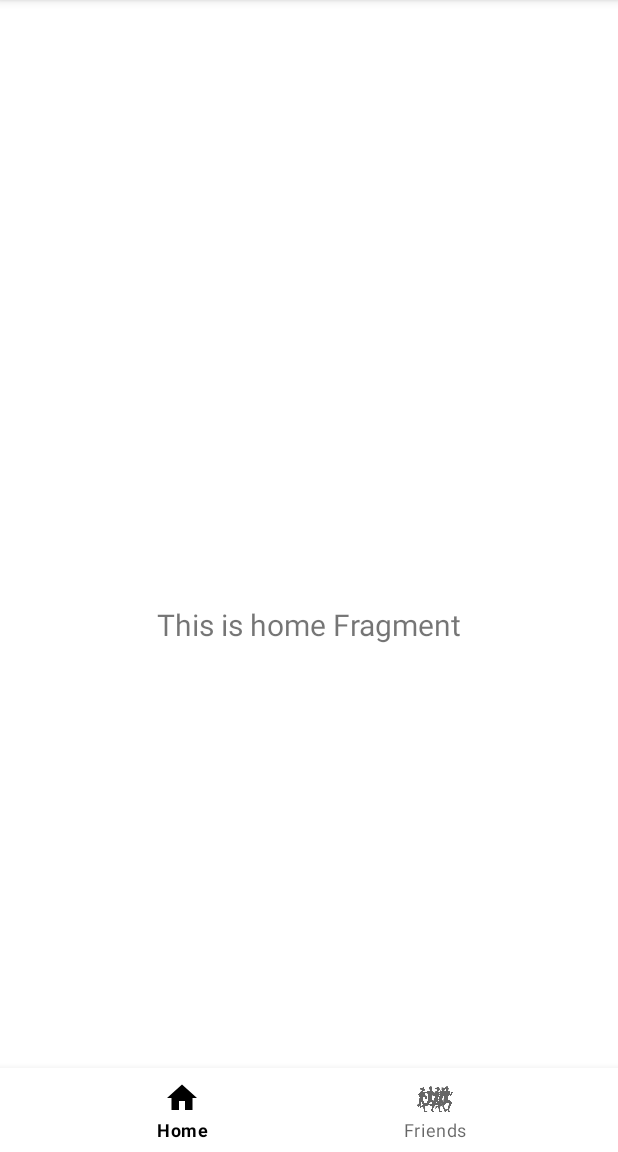
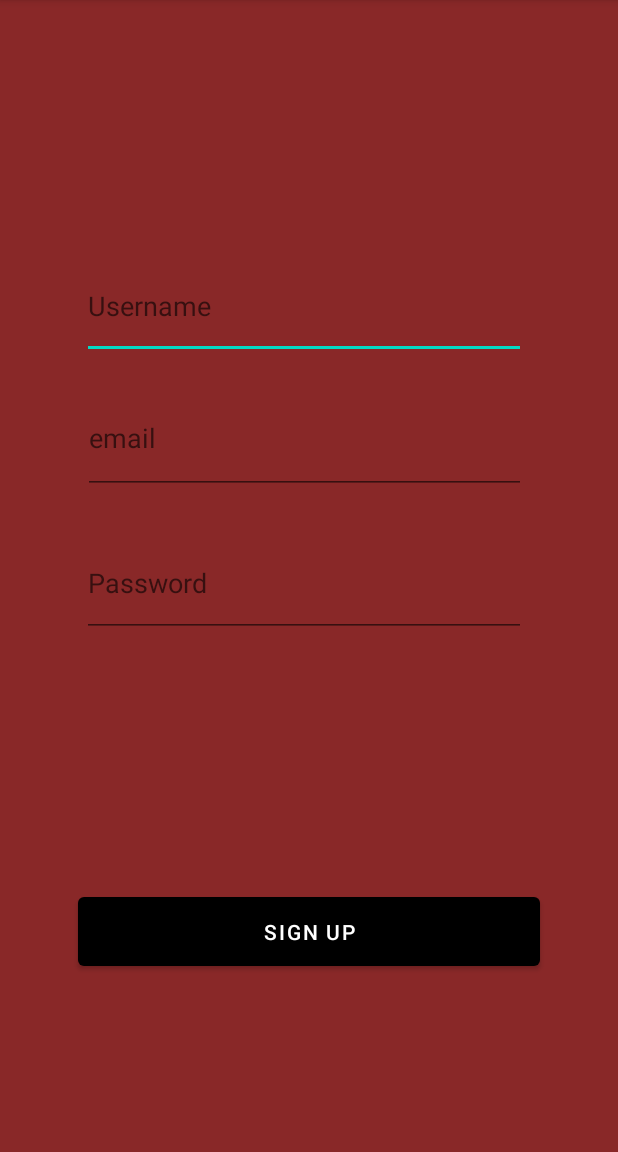
Before and after one commit to lanamatic/android-project, an Android app: the screen it shows after launch (MainActivity before the commit, SigupActavity after it), on a phone screen of 412 x 824 dp, the part 84-1236 px from its top. Run offline under Robolectric (Android 15) with nearby library versions, the phone set to English and light mode, and no system bars; Roboto replaces fonts that are not available here.

Commit message:
sign up activity

```diff
--- a/app/build.gradle.kts
+++ b/app/build.gradle.kts
@@ -48,6 +48,7 @@ dependencies {
     implementation(libs.androidx.lifecycle.viewmodel.ktx)
     implementation(libs.androidx.navigation.fragment.ktx)
     implementation(libs.androidx.navigation.ui.ktx)
+    implementation(libs.androidx.activity)
     testImplementation(libs.junit)
     androidTestImplementation(libs.androidx.junit)
     androidTestImplementation(libs.androidx.espresso.core)
--- /dev/null
+++ b/app/src/main/java/com/example/myapplicationprojekat/SigupActavity.kt
@@ -0,0 +1,20 @@
+package com.example.myapplicationprojekat
+
+import android.os.Bundle
+import androidx.activity.enableEdgeToEdge
+import androidx.appcompat.app.AppCompatActivity
+import androidx.core.view.ViewCompat
+import androidx.core.view.WindowInsetsCompat
+
+class SigupActavity : AppCompatActivity() {
+    override fun onCreate(savedInstanceState: Bundle?) {
+        super.onCreate(savedInstanceState)
+        enableEdgeToEdge()
+        setContentView(R.layout.activity_signup)
+        ViewCompat.setOnApplyWindowInsetsListener(findViewById(R.id.signup_fragment)) { v, insets ->
+            val systemBars = insets.getInsets(WindowInsetsCompat.Type.systemBars())
+            v.setPadding(systemBars.left, systemBars.top, systemBars.right, systemBars.bottom)
+            insets
+        }
+    }
+}
--- a/app/src/main/res/layout/activity_signup.xml
+++ b/app/src/main/res/layout/activity_signup.xml
@@ -2,7 +2,7 @@
 <androidx.constraintlayout.widget.ConstraintLayout xmlns:android="http://schemas.android.com/apk/res/android"
     xmlns:app="http://schemas.android.com/apk/res-auto"
     xmlns:tools="http://schemas.android.com/tools"
-    android:id="@+id/fragment"
+    android:id="@+id/signup_fragment"
     android:layout_width="match_parent"
     android:layout_height="match_parent"
     android:background="@color/black"
@@ -26,18 +26,18 @@
 
     <EditText
         android:id="@+id/editTextText"
-        android:layout_width="300dp"
-        android:layout_height="80dp"
-        android:layout_marginStart="51dp"
+        android:layout_width="296dp"
+        android:layout_height="70dp"
+        android:layout_marginStart="50dp"
         android:layout_marginTop="169dp"
-        android:layout_marginEnd="151dp"
+        android:layout_marginEnd="58dp"
         android:layout_marginBottom="363dp"
         android:ems="10"
         android:hint="Username"
         android:inputType="text"
         app:layout_constraintBottom_toTopOf="@+id/button2"
         app:layout_constraintEnd_toEndOf="parent"
-        app:layout_constraintHorizontal_bias="0.0"
+        app:layout_constraintHorizontal_bias="0.571"
         app:layout_constraintStart_toStartOf="parent"
         app:layout_constraintTop_toTopOf="parent"
         app:layout_constraintVertical_bias="0.0" />
@@ -46,9 +46,9 @@
         android:id="@+id/editTextTextEmailAddress"
         android:layout_width="295dp"
         android:layout_height="74dp"
-        android:layout_marginStart="53dp"
+        android:layout_marginStart="51dp"
         android:layout_marginTop="28dp"
-        android:layout_marginEnd="59dp"
+        android:layout_marginEnd="58dp"
         android:layout_marginBottom="275dp"
         android:ems="10"
         android:hint="email"
@@ -62,9 +62,15 @@
         android:id="@+id/editTextTextPassword"
         android:layout_width="296dp"
         android:layout_height="71dp"
+        android:layout_marginStart="51dp"
+        android:layout_marginTop="18dp"
+        android:layout_marginEnd="58dp"
+        android:layout_marginBottom="161dp"
         android:ems="10"
         android:hint="Password"
         android:inputType="textPassword"
-        tools:layout_editor_absoluteX="57dp"
-        tools:layout_editor_absoluteY="398dp" />
+        app:layout_constraintBottom_toTopOf="@+id/button2"
+        app:layout_constraintEnd_toEndOf="parent"
+        app:layout_constraintStart_toStartOf="parent"
+        app:layout_constraintTop_toBottomOf="@+id/editTextTextEmailAddress" />
 </androidx.constraintlayout.widget.ConstraintLayout>
--- a/gradle/libs.versions.toml
+++ b/gradle/libs.versions.toml
@@ -12,6 +12,7 @@ lifecycleLivedataKtx = "2.6.1"
 lifecycleViewmodelKtx = "2.6.1"
 navigationFragmentKtx = "2.6.0"
 navigationUiKtx = "2.6.0"
+activity = "1.8.0"
 
 [libraries]
 androidx-core-ktx = { group = "androidx.core", name = "core-ktx", version.ref = "coreKtx" }
@@ -25,6 +26,7 @@ androidx-lifecycle-livedata-ktx = { group = "androidx.lifecycle", name = "lifecy
 androidx-lifecycle-viewmodel-ktx = { group = "androidx.lifecycle", name = "lifecycle-viewmodel-ktx", version.ref = "lifecycleViewmodelKtx" }
 androidx-navigation-fragment-ktx = { group = "androidx.navigation", name = "navigation-fragment-ktx", version.ref = "navigationFragmentKtx" }
 androidx-navigation-ui-ktx = { group = "androidx.navigation", name = "navigation-ui-ktx", version.ref = "navigationUiKtx" }
+androidx-activity = { group = "androidx.activity", name = "activity", version.ref = "activity" }
 
 [plugins]
 androidApplication = { id = "com.android.application", version.ref = "agp" }
```
Also changed, not shown: app/src/main/AndroidManifest.xml (+14 -3 lines).
